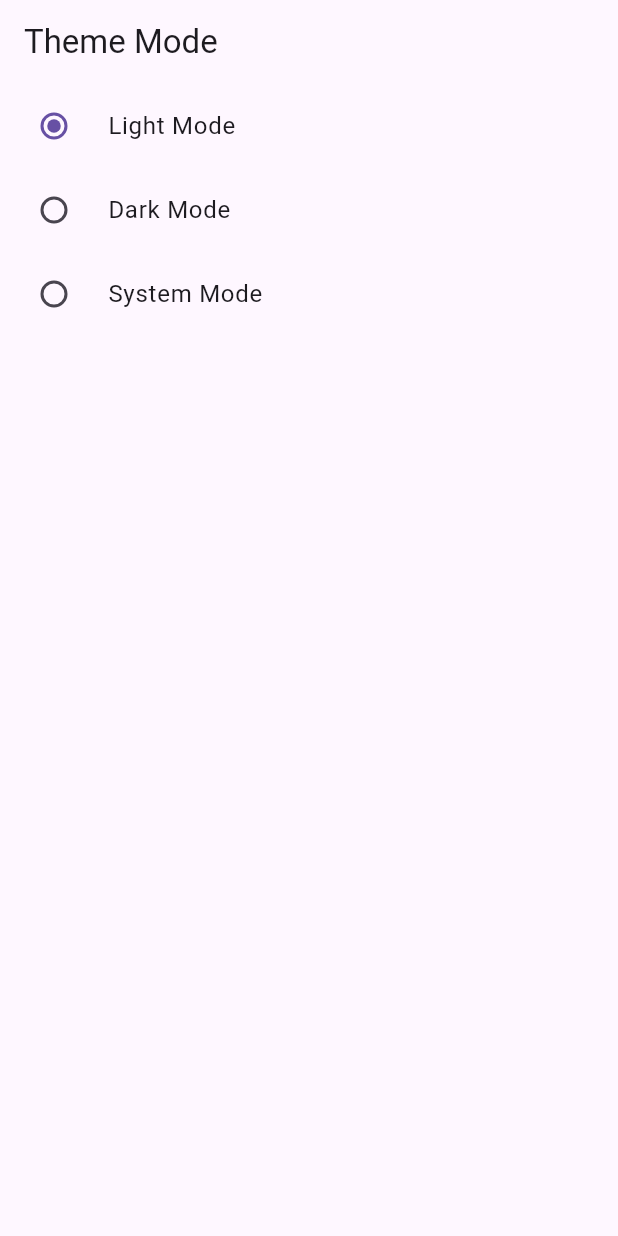
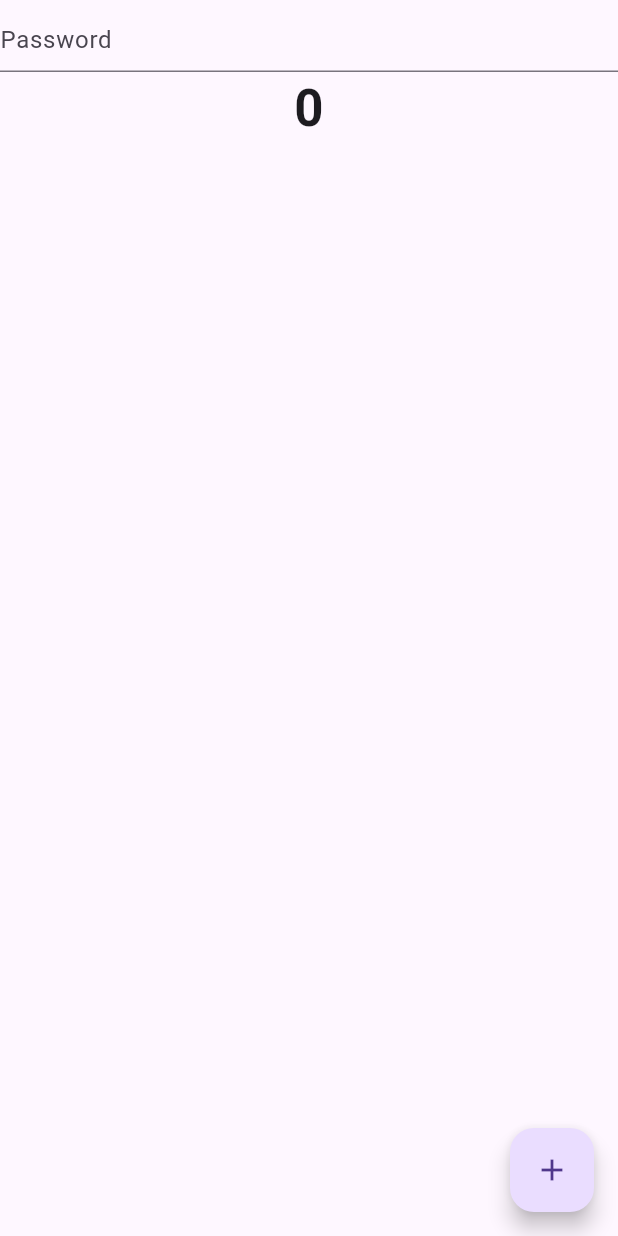
Before and after one commit to shivamkumar05/flutter-provider, a Flutter app: the screen it shows after launch, on a phone screen of 412 x 824 dp. Run offline on Flutter 3.47's test engine with Material 3 defaults, Android fonts, the phone set to English and light mode, and no system bars.

Commit message:
done stateful widget works with stateless using ValueNotifier

```diff
--- a/lib/main.dart
+++ b/lib/main.dart
@@ -4,6 +4,7 @@ import 'package:count_provider/screen/dark_theme.dart';
 import 'package:count_provider/screen/example_one.dart';
 import 'package:count_provider/screen/favorite_screen.dart';
 import 'package:count_provider/screen/home_screen.dart';
+import 'package:count_provider/screen/notify_listener_screen.dart';
 import 'package:flutter/material.dart';
 import 'package:provider/provider.dart';
 
@@ -62,7 +63,8 @@ class MyApp extends StatelessWidget {
                 appBarTheme: AppBarTheme(
                   backgroundColor: Colors.red,
                 )),
-            home: DarkThemeScreen(),
+            // home: DarkThemeScreen(),
+            home: NotifyScreen(),
           );
         },
       ),
--- /dev/null
+++ b/lib/screen/notify_listener_screen.dart
@@ -0,0 +1,59 @@
+import 'package:flutter/material.dart';
+
+class NotifyScreen extends StatelessWidget {
+  NotifyScreen({super.key});
+
+  ValueNotifier<int> _counter = ValueNotifier<int>(0);
+  ValueNotifier<bool> toogle = ValueNotifier<bool>(false);
+
+  @override
+  Widget build(BuildContext context) {
+    print('build');
+    return SafeArea(
+      child: Scaffold(
+        body: Column(
+          children: [
+            ValueListenableBuilder(
+                valueListenable: toogle,
+                builder: (context, value, child) {
+                  return TextFormField(
+                    obscureText: toogle.value,
+                    decoration: InputDecoration(
+                      hintText: 'Password',
+                      suffix: InkWell(
+                          onTap: () {
+                            toogle.value = !toogle.value;
+                          },
+                          child: Icon(toogle.value
+                              ? Icons.visibility_off_outlined
+                              : Icons.visibility)),
+                    ),
+                  );
+                }),
+            Center(
+              child: ValueListenableBuilder(
+                valueListenable: _counter,
+                builder: (context, value, child) {
+                  return Text(
+                    _counter.value.toString(),
+                    style: TextStyle(fontWeight: FontWeight.bold, fontSize: 34),
+                  );
+                },
+              ),
+            ),
+          ],
+        ),
+        floatingActionButton: FloatingActionButton(
+          onPressed: () {
+            _counter.value++;
+          },
+          child: Icon(Icons.add),
+        ),
+      ),
+    );
+  }
+}
+
+
+
+//doing work of stateful widget with stateless widget porns: performance increases cons: dispose and init functionality not available
```
